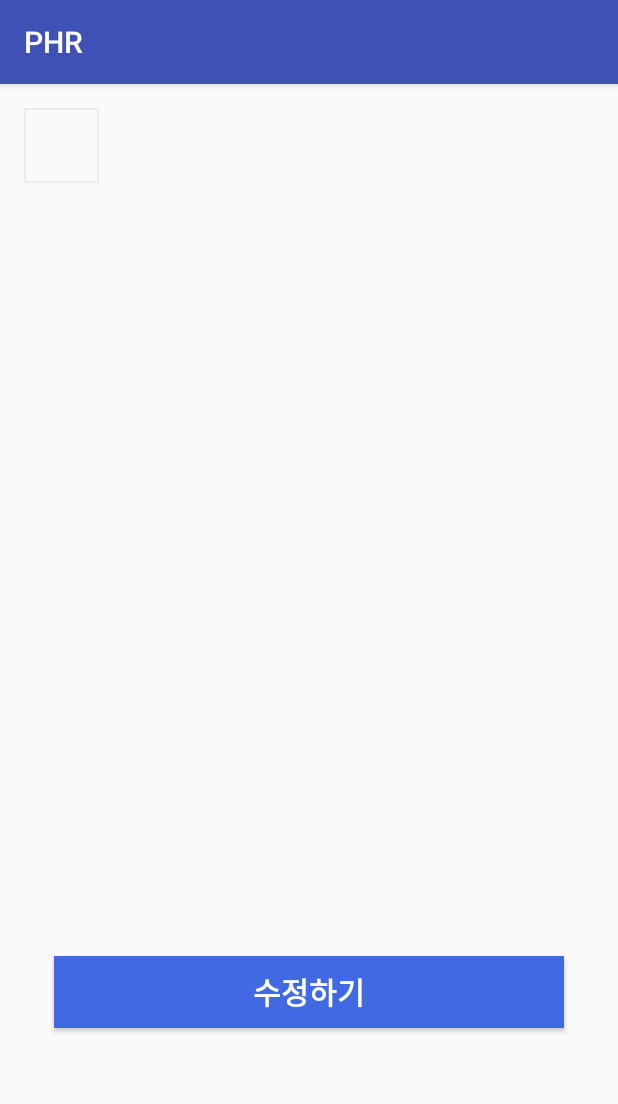
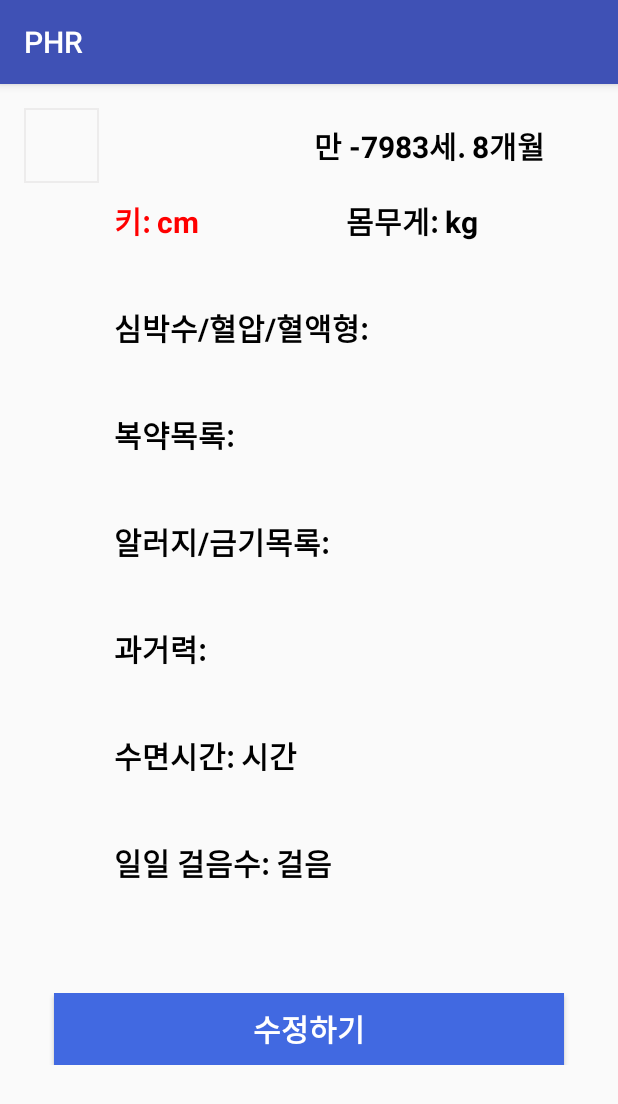
Before and after one commit to arter97/PHR, an Android app: the fragment EditedFragment shown on its own in the app's theme, on a phone screen of 412 x 824 dp. Shown: the top 1104 px of the screen. Run offline under Robolectric (Android 15) with nearby library versions, the light colour scheme and no system bars.

Commit message:
Exception handling and edit UI - LoginActivity exception handling - Fragment1 exception handling - EditedFragment is edited(UI) - Add some string in string resources

```diff
--- a/app/src/main/java/com/example/pesc/phrapp/EditedFragment.java
+++ b/app/src/main/java/com/example/pesc/phrapp/EditedFragment.java
@@ -1,5 +1,6 @@
 package com.example.pesc.phrapp;
 
+import android.graphics.Color;
 import android.os.Bundle;
 import android.support.v4.app.Fragment;
 import android.support.v4.app.FragmentManager;
@@ -10,17 +11,28 @@ import android.view.ViewGroup;
 import android.widget.Button;
 import android.widget.TextView;
 
+import java.util.Calendar;
+
 
 public class EditedFragment extends Fragment {
+
+    TextView tab1_name;
+    TextView tab1_age;
+    TextView tab1_sex;
 
     TextView edit_height, edit_weight, edit_abo, edit_medicine, edit_allergy, edit_history, edit_sleepTime, edit_dailyStride;
 
     @Override
     public View onCreateView(LayoutInflater inflater, ViewGroup container, Bundle savedInstanceState) {
 
+        int year = Calendar.getInstance().get(Calendar.YEAR);
+        int cmonth = Calendar.getInstance().get(Calendar.MONTH);
+        int myMonth = Person.birth.getMonth();
+        int age = year - Person.birth.getYear();
+
         View view = inflater.inflate(R.layout.fragment_page_edit1, container, false);
 
-        Button editButton = (Button)view.findViewById(R.id.edit_button);
+        Button editButton = (Button) view.findViewById(R.id.edit_button);
         editButton.setOnClickListener(new View.OnClickListener() {
             @Override
             public void onClick(View v) {
@@ -30,30 +42,54 @@ public class EditedFragment extends Fragment {
             }
         });
 
+        tab1_name = (TextView) view.findViewById(R.id.tab1_name);
+        tab1_age = (TextView) view.findViewById(R.id.tab1_age);
+        tab1_sex = (TextView) view.findViewById(R.id.tab1_sex);
 
-        edit_height = (TextView)view.findViewById(R.id.edit_height);
-        edit_height.setText(Fragment1.getHeight());
+        String user_name = Person.name;
+        tab1_name.setText(user_name);
 
-        edit_weight = (TextView)view.findViewById(R.id.edit_weight);
-        edit_weight.setText(Fragment1.getWeight());
+        if (((cmonth + 1) - myMonth) >= 0) {
+            tab1_age.setText("만 " + age + "세" + ". " + (cmonth - myMonth + 1) + "개월");
+            System.out.println("=============================================" + cmonth);
 
-        edit_abo = (TextView)view.findViewById(R.id.edit_abo);
-        edit_abo.setText(Fragment1.getABO());
+        } else {
+            tab1_age.setText("만 " + (age - 1) + "세" + ". " + (cmonth - myMonth + 13) + "개월");
+            System.out.println("=============================================" + cmonth);
 
-        edit_medicine = (TextView)view.findViewById(R.id.edit_medicine);
-        edit_medicine.setText(Fragment1.getMedicine());
+        }
 
-        edit_allergy = (TextView)view.findViewById(R.id.edit_allergy);
-        edit_allergy.setText(Fragment1.getAllergy());
+        String user_sex;
+        if (Person.sex == 1)
+            user_sex = "남";
+        else
+            user_sex = "여";
+        tab1_sex.setText(user_sex);
 
-        edit_history = (TextView)view.findViewById(R.id.edit_history);
-        edit_history.setText(Fragment1.getHistory());
+        edit_height = (TextView) view.findViewById(R.id.edit_height);
+        edit_height.setTextColor(Color.RED);
+        edit_height.setText("키: " + Fragment1.getHeight() + "cm");
 
-        edit_sleepTime = (TextView)view.findViewById(R.id.edit_sleepTime);
-        edit_sleepTime.setText(Fragment1.getSleepTime());
+        edit_weight = (TextView) view.findViewById(R.id.edit_weight);
+        edit_weight.setText("몸무게: " + Fragment1.getWeight() + "kg");
 
-        edit_dailyStride = (TextView)view.findViewById(R.id.edit_dailyStride);
-        edit_dailyStride.setText(Fragment1.getDailyStride());
+        edit_abo = (TextView) view.findViewById(R.id.edit_abo);
+        edit_abo.setText("심박수/혈압/혈액형: " + Fragment1.getABO());
+
+        edit_medicine = (TextView) view.findViewById(R.id.edit_medicine);
+        edit_medicine.setText("복약목록: " + Fragment1.getMedicine());
+
+        edit_allergy = (TextView) view.findViewById(R.id.edit_allergy);
+        edit_allergy.setText("알러지/금기목록: " + Fragment1.getAllergy());
+
+        edit_history = (TextView) view.findViewById(R.id.edit_history);
+        edit_history.setText("과거력: " + Fragment1.getHistory());
+
+        edit_sleepTime = (TextView) view.findViewById(R.id.edit_sleepTime);
+        edit_sleepTime.setText("수면시간: " + Fragment1.getSleepTime() + "시간");
+
+        edit_dailyStride = (TextView) view.findViewById(R.id.edit_dailyStride);
+        edit_dailyStride.setText("일일 걸음수: " + Fragment1.getDailyStride() + "걸음");
 
         return view;
     }
--- a/app/src/main/java/com/example/pesc/phrapp/Fragment2.java
+++ b/app/src/main/java/com/example/pesc/phrapp/Fragment2.java
@@ -140,7 +140,7 @@ public class Fragment2 extends Fragment implements View.OnClickListener {
         return view;
     }
 
-
+    // 각 그림 눌렀을 때 dialog 띄우기.. 나중에..
     @Override
     public void onClick(View v) {
 
--- a/app/src/main/java/com/example/pesc/phrapp/GridAdapter.java
+++ b/app/src/main/java/com/example/pesc/phrapp/GridAdapter.java
@@ -11,8 +11,9 @@ import android.widget.ImageView;
 import com.nostra13.universalimageloader.core.ImageLoader;
 
 /**
- * Created by PESC on 2016-09-10.
+ * Created by PES on 2016-09-10.
  */
+
 public class GridAdapter extends BaseAdapter {
 
     Context context;
--- a/app/src/main/java/com/example/pesc/phrapp/IntroActivity.java
+++ b/app/src/main/java/com/example/pesc/phrapp/IntroActivity.java
@@ -9,6 +9,10 @@ import com.nostra13.universalimageloader.cache.disc.naming.Md5FileNameGenerator;
 import com.nostra13.universalimageloader.core.ImageLoader;
 import com.nostra13.universalimageloader.core.ImageLoaderConfiguration;
 import com.nostra13.universalimageloader.core.assist.QueueProcessingType;
+
+/**
+ * Created by PES on 2016-09-10.
+ */
 
 public class IntroActivity extends AppCompatActivity {
 
--- a/app/src/main/java/com/example/pesc/phrapp/PagerAdapter.java
+++ b/app/src/main/java/com/example/pesc/phrapp/PagerAdapter.java
@@ -9,7 +9,7 @@ import android.widget.Button;
 import static android.view.View.*;
 
 /**
- * Created by PESC on 2016-09-14.
+ * Created by PES on 2016-09-14.
  */
 
 public class PagerAdapter extends FragmentStatePagerAdapter {
--- a/app/src/main/java/com/example/pesc/phrapp/RootFragment.java
+++ b/app/src/main/java/com/example/pesc/phrapp/RootFragment.java
@@ -7,10 +7,11 @@ import android.view.LayoutInflater;
 import android.view.View;
 import android.view.ViewGroup;
 
+/**
+ * Created by PES on 2016-09-14.
+ */
 
 public class RootFragment extends Fragment {
-
-    private static final String TAG = "RootFragment";
 
     @Override
     public View onCreateView(LayoutInflater inflater, ViewGroup container, Bundle savedInstanceState) {
--- a/app/src/main/res/layout/activity_login.xml
+++ b/app/src/main/res/layout/activity_login.xml
@@ -86,7 +86,7 @@
                 android:orientation="horizontal">
 
                 <Button
-                    android:id="@+id/email_sign_in_button"
+                    android:id="@+id/signInButton"
                     style="?android:textAppearanceSmall"
                     android:layout_width="0dp"
                     android:layout_height="wrap_content"
--- a/app/src/main/res/layout/activity_signup.xml
+++ b/app/src/main/res/layout/activity_signup.xml
@@ -46,9 +46,9 @@
                     android:layout_width="match_parent"
                     android:layout_height="0dp"
                     android:layout_weight="1"
-                    android:hint="비밀번호(10자 이상)"
+                    android:hint="비밀번호(6자 이상)"
                     android:inputType="textPassword"
-                    android:maxLength="15" />
+                    android:minEms="6" />
 
                 <EditText
                     android:id="@+id/user_compare_password"
--- a/app/src/main/res/layout/fragment_page_edit1.xml
+++ b/app/src/main/res/layout/fragment_page_edit1.xml
@@ -9,9 +9,6 @@
     android:paddingTop="@dimen/activity_vertical_margin"
     tools:context="com.example.pesc.phrapp.Fragment1">
 
-    <LinearLayout
-        android:layout_width="match_parent"
-        android:layout_height="wrap_content">
 
     <LinearLayout
         android:layout_width="match_parent"
@@ -30,6 +27,7 @@
             android:layout_height="match_parent"
             android:layout_weight="1"
             android:gravity="center_vertical|center_horizontal"
+            android:textColor="#000000"
             android:textSize="20sp"
             android:textStyle="bold" />
 
@@ -39,6 +37,7 @@
             android:layout_height="match_parent"
             android:layout_weight="2"
             android:gravity="center_vertical|center_horizontal"
+            android:textColor="#000000"
             android:textSize="20sp"
             android:textStyle="bold" />
 
@@ -46,12 +45,11 @@
             android:id="@+id/tab1_sex"
             android:layout_width="0dp"
             android:layout_height="match_parent"
-                android:layout_weight="1"
             android:gravity="center_vertical|center_horizontal"
+            android:textColor="#000000"
             android:textSize="20sp"
             android:textStyle="bold" />
 
-        </LinearLayout>
     </LinearLayout>
 
     <LinearLayout
@@ -62,6 +60,7 @@
         <LinearLayout
             android:layout_width="match_parent"
             android:layout_height="0dp"
+            android:layout_margin="10dp"
             android:layout_weight="1"
             android:orientation="horizontal">
 
@@ -73,18 +72,25 @@
                 android:id="@+id/edit_height"
                 android:layout_width="0dp"
                 android:layout_height="match_parent"
-                android:layout_weight="1" />
+                android:layout_weight="1"
+                android:textColor="#000000"
+                android:textSize="20sp"
+                android:textStyle="bold" />
 
             <TextView
                 android:id="@+id/edit_weight"
                 android:layout_width="0dp"
                 android:layout_height="match_parent"
-                android:layout_weight="1" />
+                android:layout_weight="1"
+                android:textColor="#000000"
+                android:textSize="20sp"
+                android:textStyle="bold" />
         </LinearLayout>
 
         <LinearLayout
             android:layout_width="match_parent"
             android:layout_height="0dp"
+            android:layout_margin="10dp"
             android:layout_weight="1"
             android:orientation="horizontal">
 
@@ -94,15 +100,18 @@
 
             <TextView
                 android:id="@+id/edit_abo"
-                android:layout_width="0dp"
+                android:layout_width="match_parent"
                 android:layout_height="match_parent"
-                android:layout_weight="1" />
+                android:textColor="#000000"
+                android:textSize="20sp"
+                android:textStyle="bold" />
 
         </LinearLayout>
 
         <LinearLayout
             android:layout_width="match_parent"
             android:layout_height="0dp"
+            android:layout_margin="10dp"
             android:layout_weight="1"
             android:orientation="horizontal">
 
@@ -112,15 +121,19 @@
 
             <TextView
                 android:id="@+id/edit_medicine"
-                android:layout_width="0dp"
+                android:layout_width="match_parent"
                 android:layout_height="match_parent"
-                android:layout_weight="1" />
+                android:layout_weight="1"
+                android:textColor="#000000"
+                android:textSize="20sp"
+                android:textStyle="bold" />
 
         </LinearLayout>
 
         <LinearLayout
             android:layout_width="match_parent"
             android:layout_height="0dp"
+            android:layout_margin="10dp"
             android:layout_weight="1"
             android:orientation="horizontal">
 
@@ -130,14 +143,18 @@
 
             <TextView
                 android:id="@+id/edit_allergy"
-                android:layout_width="0dp"
+                android:layout_width="match_parent"
                 android:layout_height="match_parent"
-                android:layout_weight="1" />
+                android:layout_weight="1"
+                android:textColor="#000000"
+                android:textSize="20sp"
+                android:textStyle="bold" />
         </LinearLayout>
 
         <LinearLayout
             android:layout_width="match_parent"
             android:layout_height="0dp"
+            android:layout_margin="10dp"
             android:layout_weight="1"
             android:orientation="horizontal">
 
@@ -147,15 +164,19 @@
 
             <TextView
                 android:id="@+id/edit_history"
-                android:layout_width="0dp"
+                android:layout_width="match_parent"
                 android:layout_height="match_parent"
-                android:layout_weight="1" />
+                android:layout_weight="1"
+                android:textColor="#000000"
+                android:textSize="20sp"
+                android:textStyle="bold" />
 
         </LinearLayout>
 
         <LinearLayout
             android:layout_width="match_parent"
             android:layout_height="0dp"
+            android:layout_margin="10dp"
             android:layout_weight="1"
             android:orientation="horizontal">
 
@@ -165,16 +186,20 @@
 
             <TextView
                 android:id="@+id/edit_sleepTime"
-                android:layout_width="0dp"
+                android:layout_width="match_parent"
                 android:layout_height="match_parent"
-                android:layout_weight="1" />
+                android:layout_weight="1"
+                android:textColor="#000000"
+                android:textSize="20sp"
+                android:textStyle="bold" />
 
 
         </LinearLayout>
 
         <LinearLayout
-            android:layout_width="300dp"
+            android:layout_width="match_parent"
             android:layout_height="0dp"
+            android:layout_margin="10dp"
             android:layout_weight="1"
             android:orientation="horizontal">
 
@@ -184,9 +209,11 @@
 
             <TextView
                 android:id="@+id/edit_dailyStride"
-                android:layout_width="0dp"
+                android:layout_width="match_parent"
                 android:layout_height="match_parent"
-                android:layout_weight="1" />
+                android:textColor="#000000"
+                android:textSize="20sp"
+                android:textStyle="bold" />
 
         </LinearLayout>
 
@@ -194,7 +221,9 @@
 
     <LinearLayout
         android:layout_width="match_parent"
-        android:layout_height="150dp"
+        android:layout_height="wrap_content"
+        android:layout_marginTop="40dp"
+        android:paddingBottom="40dp"
         android:orientation="vertical">
 
         <Button
@@ -204,17 +233,12 @@
             android:layout_gravity="center_vertical"
             android:layout_marginLeft="20dp"
             android:layout_marginRight="20dp"
-            android:layout_marginTop="15dp"
             android:background="#4169E1"
-            android:text="수정하기"
+            android:text="@string/edit"
             android:textColor="#FFFFFF"
             android:textSize="20sp"
             android:textStyle="bold" />
 
     </LinearLayout>
 
-    <LinearLayout
-        android:layout_width="match_parent"
-        android:layout_height="50dp"></LinearLayout>
-
 </LinearLayout>
```
Also changed, not shown: app/src/main/AndroidManifest.xml (+5 -4 lines), app/src/main/java/com/example/pesc/phrapp/Fragment1.java (+40 -16 lines), app/src/main/java/com/example/pesc/phrapp/LoginActivity.java (+7 -2 lines), app/src/main/res/layout/fragment_page1.xml (+33 -33 lines), app/src/main/res/values/strings.xml (+17 -0 lines). Lines whose indentation alone changed are shown as unchanged.
